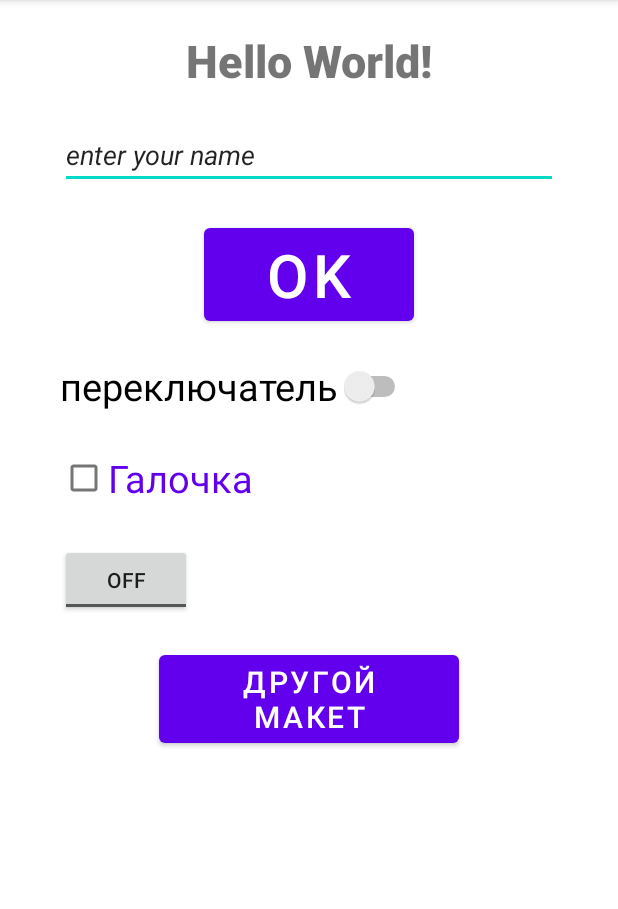
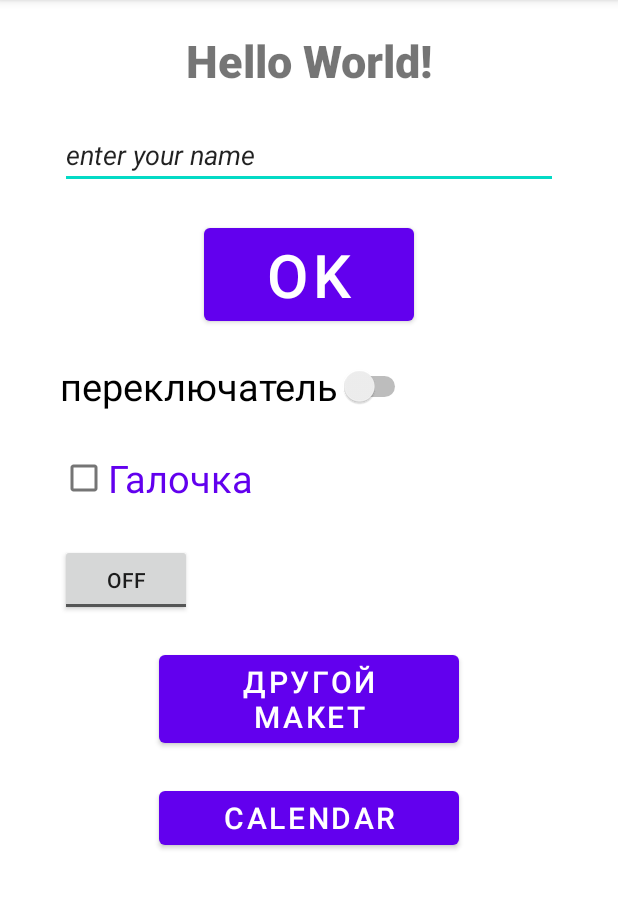
Before and after one commit to Navara91/HomeWorkRepo, an Android app: the screen it shows after launch (MainActivity), on a phone screen of 412 x 824 dp, the part 84-993 px from its top. Run offline under Robolectric (Android 15) with nearby library versions, the phone set to English and light mode, and no system bars.

Commit message:
добавил в основном макете кнопку с айди

```diff
--- a/app/src/main/res/layout/activity_main.xml
+++ b/app/src/main/res/layout/activity_main.xml
@@ -82,4 +82,16 @@
         android:layout_marginRight="40dp"
         />
 
+    <Button
+        android:id="@+id/switchCalendarLayout"
+        android:layout_width="200dp"
+        android:layout_height="wrap_content"
+        android:text="Calendar"
+        android:layout_gravity="center"
+        android:textSize="20sp"
+        android:layout_marginTop="20dp"
+        android:layout_marginLeft="40dp"
+        android:layout_marginRight="40dp"
+        />
+
 </LinearLayout>
```
